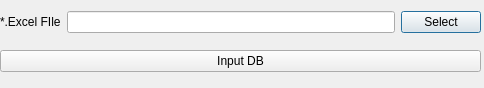
Before: the Qt Designer form mthx/DatabaseUtil/ui/DLG_ExcelToDB.ui in couragesuper/couragesuper-ds, drawn with Qt 5.
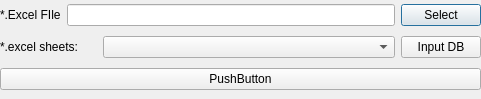
After: the same form once the commit is applied.

Commit message: [ADD] add db-inputer with combo box (selected sheet name)

What changed in the file:
```diff
--- a/mthx/DatabaseUtil/ui/DLG_ExcelToDB.ui
+++ b/mthx/DatabaseUtil/ui/DLG_ExcelToDB.ui
@@ -6,8 +6,8 @@
    <rect>
     <x>0</x>
     <y>0</y>
-    <width>484</width>
-    <height>88</height>
+    <width>481</width>
+    <height>99</height>
    </rect>
   </property>
   <property name="windowTitle">
@@ -19,10 +19,10 @@
      <x>0</x>
      <y>0</y>
      <width>481</width>
-     <height>85</height>
+     <height>95</height>
     </rect>
    </property>
-   <layout class="QVBoxLayout" name="mainLayout" stretch="1,1">
+   <layout class="QVBoxLayout" name="mainLayout" stretch="1,0,0">
     <item>
      <layout class="QHBoxLayout" name="horizontalLayout">
       <item>
@@ -45,9 +45,30 @@
      </layout>
     </item>
     <item>
-     <widget class="QPushButton" name="btnInput">
+     <layout class="QHBoxLayout" name="horizontalLayout_3" stretch="1,3,0">
+      <item>
+       <widget class="QLabel" name="label_2">
+        <property name="text">
+         <string>*.excel sheets:</string>
+        </property>
+       </widget>
+      </item>
+      <item>
+       <widget class="QComboBox" name="cmbExcelSheets"/>
+      </item>
+      <item>
+       <widget class="QPushButton" name="btnInput">
+        <property name="text">
+         <string>Input DB</string>
+        </property>
+       </widget>
+      </item>
+     </layout>
+    </item>
+    <item>
+     <widget class="QPushButton" name="pushButton">
       <property name="text">
-       <string>Input DB</string>
+       <string>PushButton</string>
       </property>
      </widget>
     </item>
```
The commit also changes 3 other files.
